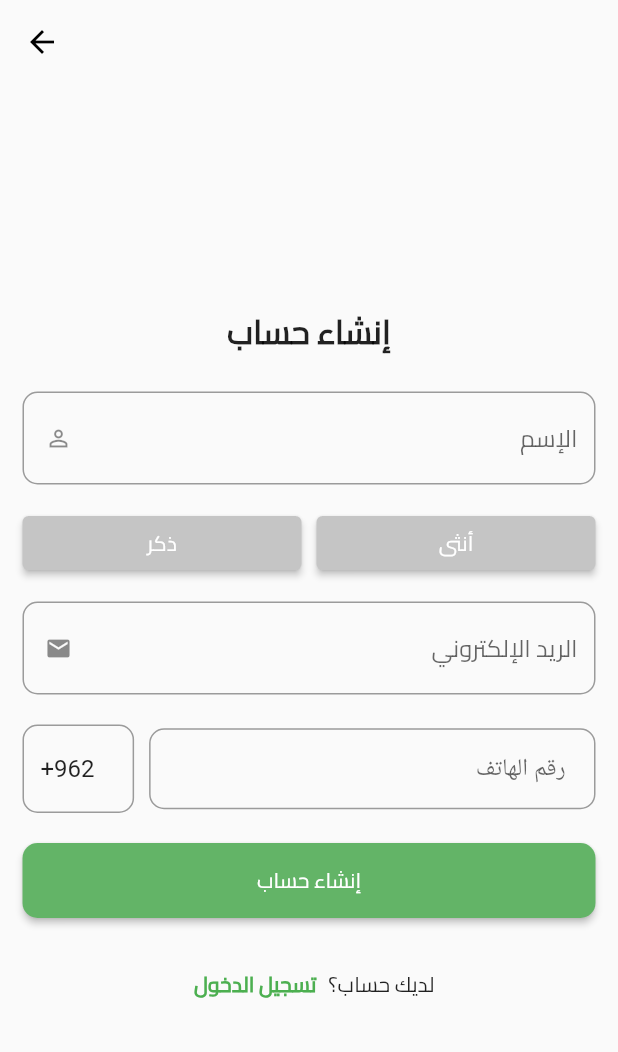
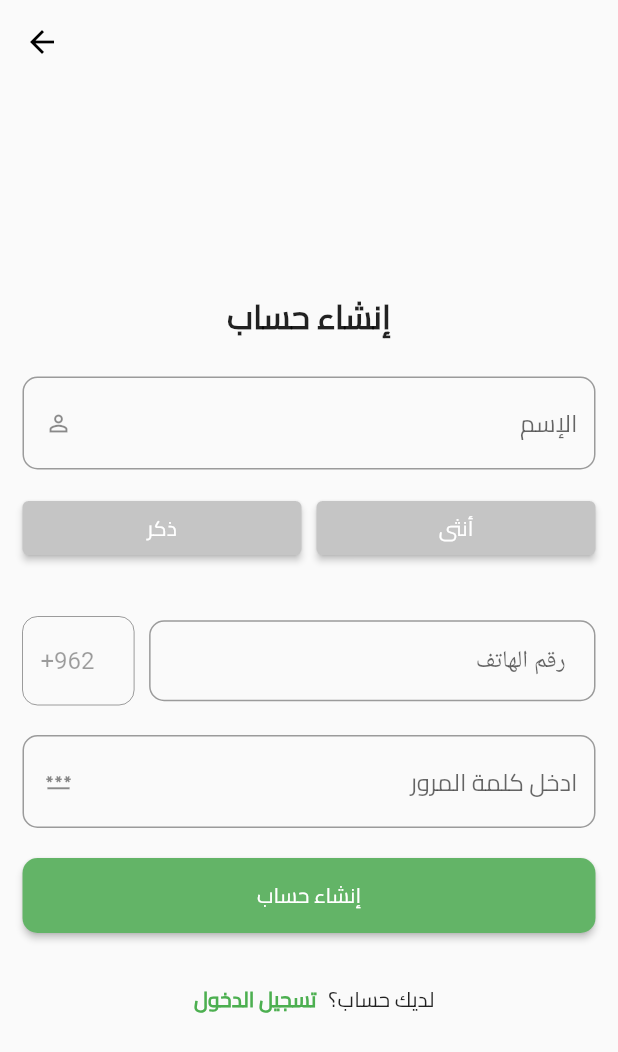
Before and after one commit to Elzaido/Estidama, a Flutter app: the screen it shows after launch, after a tap on the "arrow forward ios" icon, after a tap on "تخطي", after a tap on "إنشاء حساب", on a phone screen of 412 x 824 dp. Shown: the top 1052 px of the screen. Run offline on Flutter 3.47's test engine with Material 2 defaults, Android fonts, the phone set to English and light mode, and no system bars; our stand-ins replace curved_navigation_bar, fluttertoast, get, shared_preferences, smooth_page_indicator, sqflite; accounts and stored records are empty; network calls fail.

Commit message:
signup function +login

```diff
--- a/lib/controllers/register_controller.dart
+++ b/lib/controllers/register_controller.dart
@@ -1,3 +1,105 @@
 import 'package:get/get.dart';
+import 'package:intl/intl.dart';
+import 'package:madenati/constants/hotlinks.dart';
+import 'package:madenati/db/remote/sql.dart';
+import 'package:madenati/ui/widgets/toast_widget.dart';
 
-class RegisterController extends GetxController {}
+import '../db/local/shared_preference.dart';
+
+class RegisterController extends GetxController {
+  List<String> provinces = [
+    "اربد",
+    "الزرقاء",
+    "عمان",
+    "مأدبا",
+    "جرش",
+    "عجلون",
+    'معان',
+    "المفرق",
+    "العقبة",
+    "البلقاء",
+    "الكرك",
+    "الطفيلة"
+  ];
+  String selectedProvince = "";
+  RxString gender = "".obs;
+  //in getx this is how we declare variables that are listenable
+
+//Future update
+  changeGender() => gender.value == "male" ? gender.value = "female" : "male";
+
+  //BEFORE YOU BEGIN PLEASE NOTICE THIS:
+  // PROVINCES IN DATABASE ARE IN ENGLISH  AND HAVE NDECIES : {IRBID: 1 ,AMMAN: 2}....
+  //WE NEED TO SEND THE PROVINCE ID WHICH IS A STRING (PREFERABLE )  TO THE RESPONSE
+  //THIS HELPS IN PUTTING MULI LANGAUGE LIKE ARABIC OR CHINEES...
+  Future<void> saveCredentials({
+    required String user_name,
+    required String user_phone,
+    required String user_province,
+    required String gender,
+    required String user_password,
+  }) async {
+    // Save credentials logic here.
+    DateTime get_current_date = DateTime.now();
+    DateFormat dateFormat = DateFormat('yyyy-MM-dd');
+
+    // Format the current date using the DateFormat object.
+    String formattedDate = dateFormat.format(get_current_date);
+    print(formattedDate.toString());
+    var response = await postRequest(signUpLink, {
+      "join_date": "$formattedDate",
+      "password": "$user_password",
+      "gender": "$gender",
+      "number": "$user_phone",
+      "name": "$user_name",
+      "province": "2",
+      "status": "online"
+    });
+    //STATUS IS CHANGEABLE :ONCE THE USER SIGNS UP THIS MEANS HE IS ONLINE
+    //, ONCE HE SIGNS OUT OR EXIT APP IT MEANS HIS OFFILINE
+
+    if (response['status'] == "faild") {
+      defaultToast(
+          massage: "لم يتم انشاء حساب يرجى التأكد من الحقول",
+          state: ToastStates.ERROR);
+    }
+
+    if (response['status'] == "success") {
+      defaultToast(
+          massage: 'تم تسجيل الدخول بنجاح', state: ToastStates.SUCCESS);
+      CacheHelper.saveData(key: "isLogin", value: true);
+      CacheHelper.saveData(key: "uId", value: "1"); //will do it later
+
+      Get.offAllNamed("/launcher"); //go to laucnher
+    }
+    if (response['account_exists'] == "yes") {
+      defaultToast(
+          massage: "! الحساب موجود مسبقا الرجاء استخدام رقمك الشخصي",
+          state: ToastStates.ERROR);
+    }
+    return response;
+  }
+
+  void signUpProcess(String user_name, String user_phone, String user_province,
+      String gender, String user_password) {
+    if (user_name.isEmpty ||
+        user_phone.isEmpty ||
+        user_province.isEmpty ||
+        gender.isEmpty ||
+        user_password.isEmpty) {
+      defaultToast(massage: '! تأكد من الحقول', state: ToastStates.ERROR);
+    } else {
+      saveCredentials(
+        user_name: user_name,
+        user_phone: user_phone,
+        user_province: user_province,
+        gender: gender,
+        user_password: user_password,
+      );
+    }
+  }
+
+  //                           defaultToast(
+  //                               massage: 'تم إنشاء الحساب بنجاح!',
+  //                               state: ToastStates.SUCCESS);
+}
--- a/lib/db/local/shared_preference.dart
+++ b/lib/db/local/shared_preference.dart
@@ -12,7 +12,7 @@ class CacheHelper {
     return sharedPreferences.get(key);
   }
 
-  static Future<bool> saveDate(
+  static Future<bool> saveData(
       {required String key, required dynamic value}) async {
     if (value is String) return await sharedPreferences.setString(key, value);
     if (value is int) return await sharedPreferences.setInt(key, value);
--- a/lib/main.dart
+++ b/lib/main.dart
@@ -46,11 +46,11 @@ class myApp extends StatelessWidget {
             binding: OnBoardingBinding()),
         GetPage(
             name: "/login",
-            page: () => const LoginPage(),
+            page: (() => const LoginPage()),
             binding: LoginBinding()),
         GetPage(
             name: "/register",
-            page: () => const Register(),
+            page:( () => const Register()),
             binding: RegisterBinding()),
         GetPage(
             name: '/launcher',
--- a/lib/ui/pages/authentication/login.dart
+++ b/lib/ui/pages/authentication/login.dart
@@ -28,7 +28,7 @@ class _LoginPageState extends State<LoginPage> {
   @override
   Widget build(BuildContext context) {
     LoginController loginController = Get.find();
-
+    Size size = MediaQuery.of(context).size;
     return Scaffold(
         body: Center(
             child: SingleChildScrollView(
@@ -40,8 +40,8 @@ class _LoginPageState extends State<LoginPage> {
                         children: [
                           Image.asset(
                             'assets/login.png',
-                            width: 180,
-                            height: 180,
+                            width: size.width * 0.45,
+                            height: size.height * 0.3,
                           ),
                           const SizedBox(
                             height: 25,
@@ -71,6 +71,7 @@ class _LoginPageState extends State<LoginPage> {
                                 flex: 1,
                                 child: TextFormField(
                                   controller: countryControl,
+                                  enabled: false,
                                   keyboardType: TextInputType.phone,
                                   decoration: InputDecoration(
                                       border: OutlineInputBorder(
@@ -141,11 +142,8 @@ class _LoginPageState extends State<LoginPage> {
                             children: [
                               TextButton(
                                   onPressed: () {
-                                    Navigator.push(
-                                        context,
-                                        MaterialPageRoute(
-                                            builder: (context) =>
-                                                const Register()));
+                                    Get.offNamed(
+                                        "/register"); //in getx use this instead of navigator
                                   },
                                   child: const Text(
                                     'إنشاء حساب',
--- a/lib/ui/pages/authentication/register.dart
+++ b/lib/ui/pages/authentication/register.dart
@@ -1,11 +1,14 @@
 // ignore_for_file: prefer_const_constructors, must_be_immutable
 
 import 'package:flutter/material.dart';
+import 'package:get/get.dart';
 import 'package:madenati/constants/colors.dart';
+import 'package:madenati/controllers/register_controller.dart';
 import 'package:madenati/ui/widgets/button_widget.dart';
 import '../../widgets/formfield_widget.dart';
 import '../../widgets/toast_widget.dart';
 import 'login.dart';
+import '../../widgets/dropdown_widget.dart';
 
 class Register extends StatefulWidget {
   const Register({super.key});
@@ -22,7 +25,9 @@ class _RegisterState extends State<Register> {
   final nameControl = TextEditingController();
   final phoneControl = TextEditingController();
   final countryControl = TextEditingController();
-  final emailControl = TextEditingController();
+  // final emailControl = TextEditingController();
+  final passwordControl = TextEditingController();
+
   bool isPass1 = true;
   bool isMaleSelected = false;
   bool isFemaleSelected = false;
@@ -48,13 +53,27 @@ class _RegisterState extends State<Register> {
   }
 
   @override
+  void dispose() {
+    // TODO: implement dispose
+    //ITS A GOOD PRACTICE TO DISPOSE THESSE OBJECTS FROM MEMORY TO AVOID MEMORY FULLNESS
+    nameControl.dispose();
+    countryControl.dispose();
+    phoneControl.dispose();
+    passwordControl.dispose();
+    super.dispose();
+  }
+
+  @override
   Widget build(BuildContext context) {
+    Size size = MediaQuery.of(context).size;
+    RegisterController registerController = Get.find();
+
     return Scaffold(
       appBar: AppBar(
         elevation: 0,
         leading: IconButton(
           onPressed: () {
-            Navigator.pop(context);
+            Get.back();
           },
           icon: const Icon(
             Icons.arrow_back,
@@ -87,7 +106,10 @@ class _RegisterState extends State<Register> {
                       label: 'الإسم',
                       prefIcon: Icon(Icons.person_outline),
                       validator: (String? value) {
-                        if (value!.isEmpty) {
+                        if (value!.length < 8) {
+                          return "يجب ان يكون الاسم 8 احرف او اكثر";
+                        }
+                        if (value.isEmpty) {
                           return 'يجب إدخال الإسم';
                         } else {
                           return null;
@@ -148,18 +170,8 @@ class _RegisterState extends State<Register> {
                   SizedBox(
                     height: 15,
                   ),
-                  formField(
-                      control: emailControl,
-                      isScure: false,
-                      label: 'الريد الإلكتروني',
-                      prefIcon: Icon(Icons.email),
-                      validator: (String? value) {
-                        if (value!.isEmpty) {
-                          return 'يجب إدخال البريد الإلكتروني';
-                        } else {
-                          return null;
-                        }
-                      }),
+                  //THERE IS NO EMAIL
+
                   SizedBox(
                     height: 20,
                   ),
@@ -169,6 +181,7 @@ class _RegisterState extends State<Register> {
                       Expanded(
                         flex: 1,
                         child: TextFormField(
+                          enabled: false,
                           controller: countryControl,
                           keyboardType: TextInputType.phone,
                           decoration: InputDecoration(
@@ -197,6 +210,9 @@ class _RegisterState extends State<Register> {
                               hintText: "  رقم الهاتف",
                             ),
                             validator: (value) {
+                              if (value!.length < 10) {
+                                return "يجب ان يتكون رقم الهاتف من 10 خانات على الاقل";
+                              }
                               if (value!.isEmpty) {
                                 return 'يجب إدخال رقم الهاتف';
                               } else {
@@ -209,25 +225,29 @@ class _RegisterState extends State<Register> {
                   SizedBox(
                     height: 20,
                   ),
+                  formField(
+                      control: passwordControl,
+                      isScure: true,
+                      label: "ادخل كلمة المرور",
+                      prefIcon: Icon(Icons.password),
+                      validator: (value) {
+                        if (value.toString().length < 8)
+                          return "يجب ان تكون كلمة المرور 8 خانات او اكثر";
+                      }),
+                  SizedBox(
+                    height: 20,
+                  ),
+                  // dropDown(selected: registerController.selectedProvince, list: registerController.provinces,  ),
                   button(
-                      onPressed: () {
-                        if (formKey.currentState!.validate()) {
-                          if (nameControl.text == 'zaid') {
-                            defaultToast(
-                                massage: 'الحساب موجود بالفعل!',
-                                state: ToastStates.ERROR);
-                            Navigator.push(
-                                context,
-                                MaterialPageRoute(
-                                    builder: (context) => LoginPage()));
-                          } else {
-                            defaultToast(
-                                massage: 'تم إنشاء الحساب بنجاح!',
-                                state: ToastStates.SUCCESS);
-                            //Navigator.push(context, MaterialPageRoute(builder: (context)=> HomeLayout()));
-                          }
-                        }
-                      },
+                      onPressed: () => formKey.currentState!.validate()
+                          ? registerController.signUpProcess(
+                              nameControl.text,
+                              phoneControl.text,
+                              "provi", //put the province data here  as number or id begin from 1: irbid
+                              isMaleSelected == true ? "male" : "female",
+                              passwordControl.text,
+                            )
+                          : null,
                       child: Text(
                         "إنشاء حساب",
                         style: TextStyle(
--- a/lib/ui/pages/on_boarding.dart
+++ b/lib/ui/pages/on_boarding.dart
@@ -33,7 +33,7 @@ class _OnBoardingState extends State<OnBoarding> {
   ];
 
   void submit() {
-    CacheHelper.saveDate(key: 'onBoarding', value: true).then((value) {
+    CacheHelper.saveData(key: 'onBoarding', value: true).then((value) {
       if (value) {
         Get.offNamed("/login");
         // controller.navigateAndFinish(
```
Also changed, not shown: lib/controllers/login_controller.dart (+6 -3 lines), pubspec.lock.
